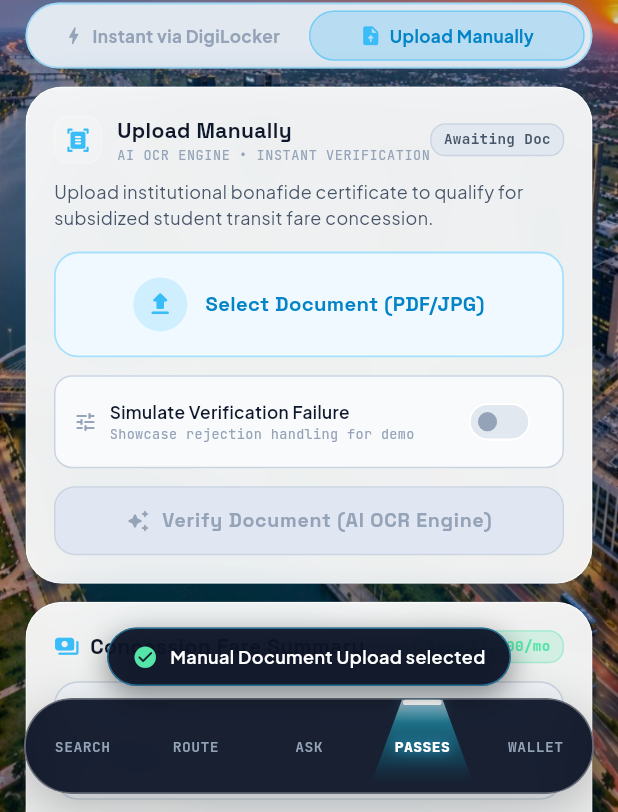
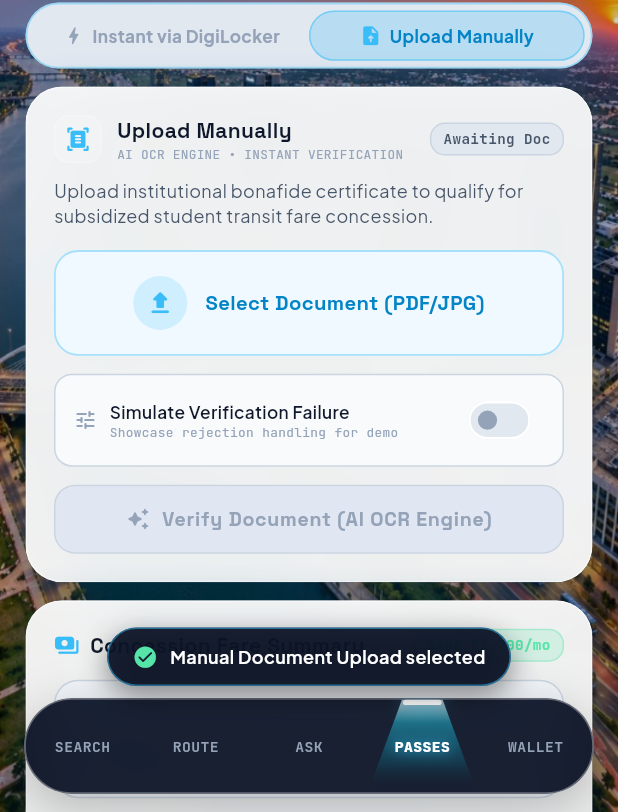
Before and after one commit to aadi2315/transit-ai-flutter, a Flutter app: the StitchPassesScreen widget shown alone on an empty page, opened directly with empty values, after a tap on "Instant via DigiLocker", after a tap on "Upload Manually", on a phone screen of 412 x 824 dp. Shown: the part 424-1236 px from the top of the screen. Run offline on Flutter 3.47's test engine with Material 3 defaults, Android fonts, the phone set to English and light mode, and no system bars; our stand-ins replace google_fonts, qr_flutter, supabase_flutter; missing offline and left inert: dart:html, razorpay_flutter; accounts and stored records are empty.

Commit message:
feat(passes): add manual document OCR dummy verification and fix layout overflow

```diff
--- a/lib/screens/stitch_passes_screen.dart
+++ b/lib/screens/stitch_passes_screen.dart
@@ -1243,9 +1243,9 @@ class _StitchPassesScreenState extends State<StitchPassesScreen> {
         children: [
           // Header Row
           Row(
-            mainAxisAlignment: MainAxisAlignment.spaceBetween,
-            children: [
-              Row(
+            children: [
+              Expanded(
+                child: Row(
                   children: [
                     Container(
                       width: 32,
@@ -1265,7 +1265,8 @@ class _StitchPassesScreenState extends State<StitchPassesScreen> {
                       ),
                     ),
                     const SizedBox(width: 10),
-                  Column(
+                    Expanded(
+                      child: Column(
                         crossAxisAlignment: CrossAxisAlignment.start,
                         children: [
                           Text(
@@ -1275,19 +1276,26 @@ class _StitchPassesScreenState extends State<StitchPassesScreen> {
                               fontWeight: FontWeight.w700,
                               color: primaryTextColor,
                             ),
+                            maxLines: 1,
+                            overflow: TextOverflow.ellipsis,
                           ),
                           Text(
                             'AI OCR ENGINE • INSTANT VERIFICATION',
                             style: GoogleFonts.jetBrainsMono(
-                          fontSize: 9,
+                              fontSize: 8.5,
                               color: const Color(0xFF94A3B8),
-                          letterSpacing: 0.4,
-                        ),
-                      ),
-                    ],
-                  ),
-                ],
-              ),
+                              letterSpacing: 0.2,
+                            ),
+                            maxLines: 1,
+                            overflow: TextOverflow.ellipsis,
+                          ),
+                        ],
+                      ),
+                    ),
+                  ],
+                ),
+              ),
+              const SizedBox(width: 8),
               // Status Pill Badge
               Container(
                 padding: const EdgeInsets.symmetric(
@@ -1514,7 +1522,8 @@ class _StitchPassesScreenState extends State<StitchPassesScreen> {
             child: Row(
               mainAxisAlignment: MainAxisAlignment.spaceBetween,
               children: [
-                Row(
+                Expanded(
+                  child: Row(
                     children: [
                       Icon(
                         Icons.tune_rounded,
@@ -1524,7 +1533,8 @@ class _StitchPassesScreenState extends State<StitchPassesScreen> {
                             : const Color(0xFF94A3B8),
                       ),
                       const SizedBox(width: 8),
-                    Column(
+                      Expanded(
+                        child: Column(
                           crossAxisAlignment: CrossAxisAlignment.start,
                           children: [
                             Text(
@@ -1534,18 +1544,25 @@ class _StitchPassesScreenState extends State<StitchPassesScreen> {
                                 fontWeight: FontWeight.w600,
                                 color: primaryTextColor,
                               ),
+                              maxLines: 1,
+                              overflow: TextOverflow.ellipsis,
                             ),
                             Text(
                               'Showcase rejection handling for demo',
                               style: GoogleFonts.jetBrainsMono(
-                            fontSize: 9,
+                                fontSize: 8.5,
                                 color: const Color(0xFF94A3B8),
                               ),
-                        ),
-                      ],
-                    ),
-                  ],
-                ),
+                              maxLines: 1,
+                              overflow: TextOverflow.ellipsis,
+                            ),
+                          ],
+                        ),
+                      ),
+                    ],
+                  ),
+                ),
+                const SizedBox(width: 8),
                 Transform.scale(
                   scale: 0.8,
                   child: Switch(
@@ -1742,7 +1759,7 @@ class _StitchPassesScreenState extends State<StitchPassesScreen> {
                   // Green glowing glass badge
                   Container(
                     padding:
-                        const EdgeInsets.symmetric(horizontal: 10, vertical: 5),
+                        const EdgeInsets.symmetric(horizontal: 8, vertical: 5),
                     decoration: BoxDecoration(
                       color: const Color(0xFF56E5A9).withValues(alpha: 0.22),
                       borderRadius: BorderRadius.circular(10),
@@ -1757,16 +1774,20 @@ class _StitchPassesScreenState extends State<StitchPassesScreen> {
                         const Icon(
                           Icons.check_circle_rounded,
                           color: Color(0xFF56E5A9),
-                          size: 15,
-                        ),
-                        const SizedBox(width: 6),
-                        Text(
+                          size: 14,
+                        ),
+                        const SizedBox(width: 5),
+                        Flexible(
+                          child: Text(
                             '[DEMO ONLY] Document Verified Successfully!',
                             style: GoogleFonts.jetBrainsMono(
-                            fontSize: 10,
+                              fontSize: 9,
                               fontWeight: FontWeight.w700,
                               color: const Color(0xFF56E5A9),
-                            letterSpacing: 0.3,
+                              letterSpacing: 0.1,
+                            ),
+                            maxLines: 1,
+                            overflow: TextOverflow.ellipsis,
                           ),
                         ),
                       ],
@@ -1825,7 +1846,7 @@ class _StitchPassesScreenState extends State<StitchPassesScreen> {
                   // Red/Amber glowing glass badge
                   Container(
                     padding:
-                        const EdgeInsets.symmetric(horizontal: 10, vertical: 5),
+                        const EdgeInsets.symmetric(horizontal: 8, vertical: 5),
                     decoration: BoxDecoration(
                       color: const Color(0xFFEF4444).withValues(alpha: 0.22),
                       borderRadius: BorderRadius.circular(10),
@@ -1840,16 +1861,20 @@ class _StitchPassesScreenState extends State<StitchPassesScreen> {
                         const Icon(
                           Icons.error_outline_rounded,
                           color: Color(0xFFEF4444),
-                          size: 15,
-                        ),
-                        const SizedBox(width: 6),
-                        Text(
+                          size: 14,
+                        ),
+                        const SizedBox(width: 5),
+                        Flexible(
+                          child: Text(
                             '[DEMO ONLY] Document Verification Failed',
                             style: GoogleFonts.jetBrainsMono(
-                            fontSize: 10,
+                              fontSize: 9,
                               fontWeight: FontWeight.w700,
                               color: const Color(0xFFFCA5A5),
-                            letterSpacing: 0.3,
+                              letterSpacing: 0.1,
+                            ),
+                            maxLines: 1,
+                            overflow: TextOverflow.ellipsis,
                           ),
                         ),
                       ],
```
Lines whose indentation alone changed are shown as unchanged.
